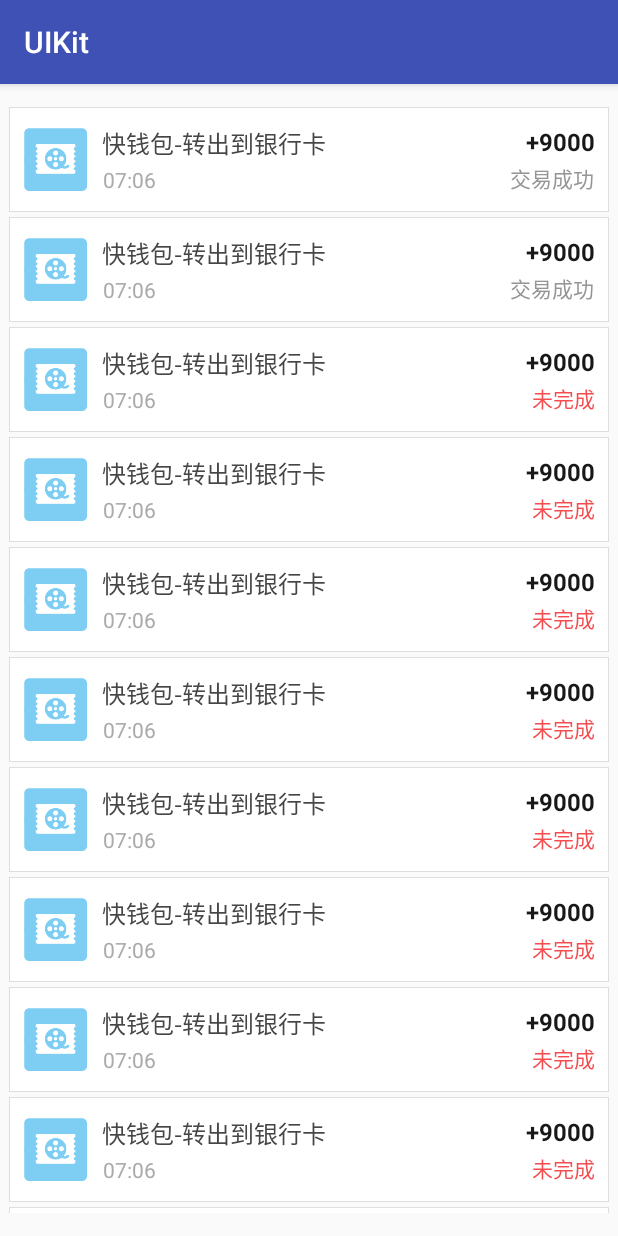
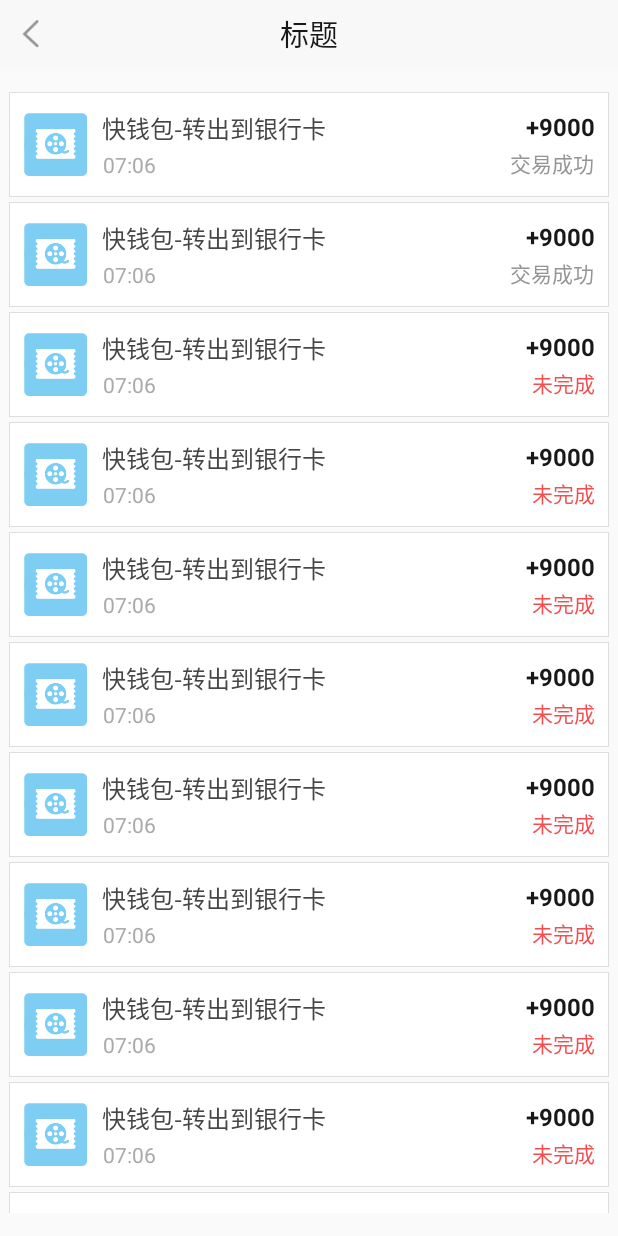
Before and after one commit to xinyujauchou/Kuaiqian-UIKit, an Android app: the BillListActivity screen opened directly, with no data from a screen before it, on a phone screen of 412 x 824 dp. Run offline under Robolectric (Android 15) with nearby library versions, the phone set to English and light mode, and no system bars.

Commit message:
调整标题栏

```diff
--- a/app/src/main/AndroidManifest.xml
+++ b/app/src/main/AndroidManifest.xml
@@ -7,7 +7,7 @@
         android:icon="@mipmap/ic_launcher"
         android:label="@string/app_name"
         android:supportsRtl="true"
-        android:theme="@style/AppTheme">
+        android:theme="@style/Theme.AppCompat.Light.NoActionBar">
         <activity android:name=".MainActivity">
             <intent-filter>
                 <action android:name="android.intent.action.MAIN" />
--- a/app/src/main/java/uikitcom/chaowang/uikit/BillListActivity.java
+++ b/app/src/main/java/uikitcom/chaowang/uikit/BillListActivity.java
@@ -16,6 +16,7 @@ public class BillListActivity extends AppCompatActivity {
     protected void onCreate(Bundle savedInstanceState) {
         super.onCreate(savedInstanceState);
         setContentView(R.layout.activity_bill_list);
+        findViewById(R.id.back).setVisibility(View.VISIBLE);
         mListView = (ListView)findViewById(R.id.listview);
         mListView.setAdapter(new BillAdapter());
     }
--- a/app/src/main/java/uikitcom/chaowang/uikit/FormActivity.java
+++ b/app/src/main/java/uikitcom/chaowang/uikit/FormActivity.java
@@ -2,6 +2,7 @@ package uikitcom.chaowang.uikit;
 
 import android.support.v7.app.AppCompatActivity;
 import android.os.Bundle;
+import android.view.View;
 
 public class FormActivity extends AppCompatActivity {
 
@@ -9,5 +10,6 @@ public class FormActivity extends AppCompatActivity {
     protected void onCreate(Bundle savedInstanceState) {
         super.onCreate(savedInstanceState);
         setContentView(R.layout.activity_form);
+        findViewById(R.id.back).setVisibility(View.VISIBLE);
     }
 }
--- a/app/src/main/java/uikitcom/chaowang/uikit/KindsOfButtonActivity.java
+++ b/app/src/main/java/uikitcom/chaowang/uikit/KindsOfButtonActivity.java
@@ -12,6 +12,7 @@ public class KindsOfButtonActivity extends AppCompatActivity implements View.OnC
     protected void onCreate(Bundle savedInstanceState) {
         super.onCreate(savedInstanceState);
         setContentView(R.layout.activity_kinds_of_button);
+        findViewById(R.id.back).setVisibility(View.VISIBLE);
         initListener();
     }
 
@@ -23,7 +24,7 @@ public class KindsOfButtonActivity extends AppCompatActivity implements View.OnC
         findViewById(R.id.btn5).setOnClickListener(this);
         findViewById(R.id.btn6).setOnClickListener(this);
         findViewById(R.id.btn6).setOnClickListener(this);
-        ((DockButtonLayout)findViewById(R.id.btn6)).setEnabled(false);
+        ((DockButtonLayout)findViewById(R.id.btn6)).setEnabled(true);
     }
 
     @Override
--- a/app/src/main/java/uikitcom/chaowang/uikit/TradeInfoActivity.java
+++ b/app/src/main/java/uikitcom/chaowang/uikit/TradeInfoActivity.java
@@ -20,6 +20,7 @@ public class TradeInfoActivity extends AppCompatActivity {
     }
 
     private void initView(){
+        findViewById(R.id.back).setVisibility(View.VISIBLE);
         mTradeInfoHead = (TradeInfoHead)findViewById(R.id.trandeInfoHead);
         mTradeInfoContainer = (TradeInfoContainer)findViewById(R.id.trandeInfoContainer);
     }
--- a/app/src/main/res/layout/activity_bill_list.xml
+++ b/app/src/main/res/layout/activity_bill_list.xml
@@ -4,15 +4,20 @@
     android:layout_width="match_parent"
     android:layout_height="match_parent"
     tools:context="uikitcom.chaowang.uikit.BillListActivity"
-    android:paddingTop="@dimen/dp_15"
-    android:paddingBottom="@dimen/dp_15"
-    android:paddingLeft="@dimen/dp_6"
-    android:paddingRight="@dimen/dp_6">
+    android:paddingBottom="@dimen/dp_15">
+
+    <include
+        android:id="@+id/toolbar"
+        layout="@layout/base_toolbar" />
 
     <ListView
         android:id="@+id/listview"
         android:layout_width="match_parent"
         android:layout_height="match_parent"
+        android:layout_below="@id/toolbar"
+        android:layout_marginTop="@dimen/dp_16"
+        android:layout_marginLeft="@dimen/dp_6"
+        android:layout_marginRight="@dimen/dp_6"
         android:scrollbars="none"
         android:cacheColorHint="@color/transparent"
         android:dividerHeight="3dp"
--- a/app/src/main/res/layout/activity_form.xml
+++ b/app/src/main/res/layout/activity_form.xml
@@ -5,14 +5,16 @@
     android:layout_width="match_parent"
     android:layout_height="match_parent"
     android:paddingBottom="@dimen/activity_vertical_margin"
-    android:paddingTop="@dimen/activity_vertical_margin"
     tools:context="uikitcom.chaowang.uikit.FormActivity"
     android:background="@color/bg_color"
     android:orientation="vertical">
 
+    <include layout="@layout/base_toolbar" />
+
     <uikitcom.chaowang.uikit.widget.LabelEditText
         android:layout_width="match_parent"
         android:layout_height="wrap_content"
+        android:layout_marginTop="@dimen/dp_16"
         custom:label="字段名"
         android:text="已填写的信息"/>
 
--- a/app/src/main/res/layout/activity_kinds_of_button.xml
+++ b/app/src/main/res/layout/activity_kinds_of_button.xml
@@ -5,14 +5,16 @@
     android:layout_height="match_parent"
     android:paddingLeft="@dimen/dp_16"
     android:paddingRight="@dimen/dp_16"
-    android:paddingTop="@dimen/activity_vertical_margin"
     tools:context="uikitcom.chaowang.uikit.KindsOfButtonActivity"
     android:orientation="vertical">
+
+    <include layout="@layout/base_toolbar" />
 
     <uikitcom.chaowang.uikit.widget.ImportantButton
         android:id="@+id/btn1"
         android:layout_width="match_parent"
         android:layout_height="wrap_content"
+        android:layout_marginTop="@dimen/dp_16"
         android:text="可点击状态"/>
 
     <uikitcom.chaowang.uikit.widget.ImportantButton
--- /dev/null
+++ b/app/src/main/res/layout/base_toolbar.xml
@@ -0,0 +1,51 @@
+<RelativeLayout
+    xmlns:android="http://schemas.android.com/apk/res/android"
+    android:id="@+id/toolbar"
+    android:layout_width="match_parent"
+    android:layout_height="@dimen/back_height"
+    android:background="#f8f8f8">
+
+    <Button
+        android:id="@+id/back"
+        android:layout_width="37dp"
+        android:layout_height="@dimen/back_height"
+        android:background="@mipmap/ic_back_press"
+       android:layout_gravity="center|left"
+        />
+
+    <TextView
+        android:layout_width="wrap_content"
+        android:layout_height="wrap_content"
+        android:layout_centerInParent="true"
+        android:id="@+id/title_id"
+        android:textSize="@dimen/text_size_title"
+        android:textColor="@color/title_color"
+        android:text="标题"/>
+
+    <TextView
+        android:id="@+id/toolbar_right_text"
+        android:layout_gravity="center|right"
+        android:gravity="center_vertical|right"
+        android:layout_width="100dp"
+        android:layout_height="match_parent"
+        android:layout_marginRight="20dip"
+        android:visibility="gone" />
+
+    <ProgressBar android:id="@+id/progress_small_title"
+        style="?android:attr/progressBarStyleSmallTitle"
+        android:layout_gravity="center|right"
+        android:layout_width="wrap_content"
+        android:layout_height="wrap_content"
+        android:layout_marginRight="20dip"
+        android:visibility="gone"/>
+
+    <ImageView
+        android:id="@+id/toolbar_right_image"
+        android:layout_marginRight="20dip"
+        android:visibility="gone"
+        android:layout_gravity="center|right"
+        android:layout_width="wrap_content"
+        android:layout_height="@dimen/back_height" />
+
+
+</RelativeLayout>
```
Also changed, not shown: app/src/main/res/layout/activity_main.xml (+5 -3 lines), app/src/main/res/layout/activity_trade_info.xml (+6 -1 lines), app/src/main/res/mipmap-hdpi/ic_back_press.png (added), app/src/main/res/mipmap-xhdpi/ic_back_press.png (added), app/src/main/res/mipmap-xxhdpi/ic_back_press.png (added), app/src/main/res/mipmap-xxxhdpi/ic_back_press.png (added).
